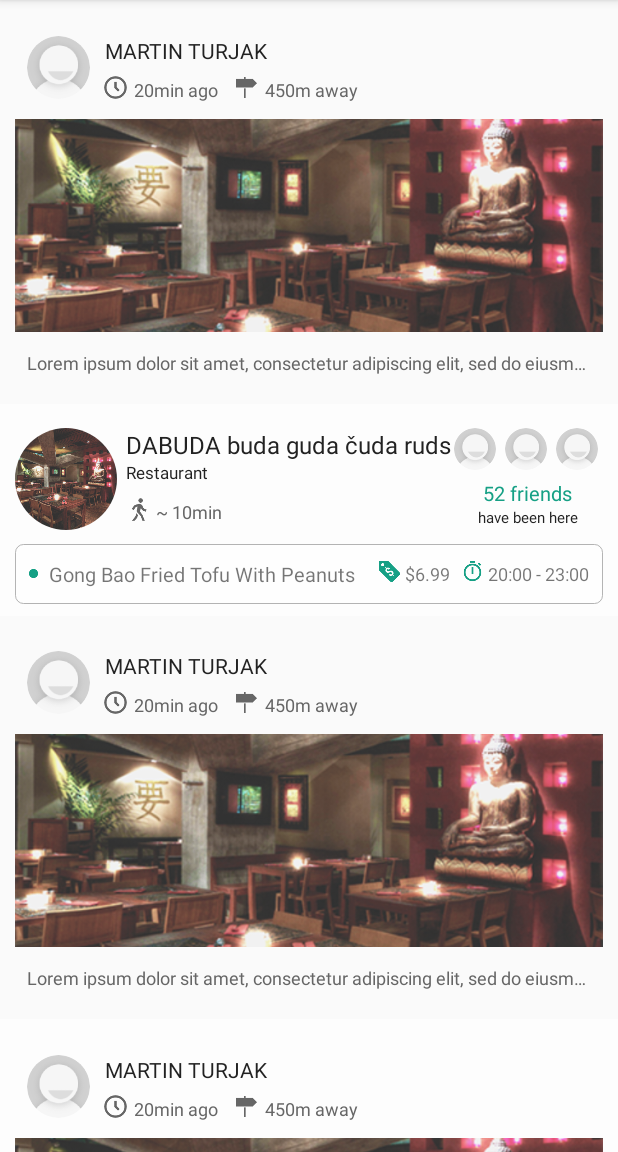
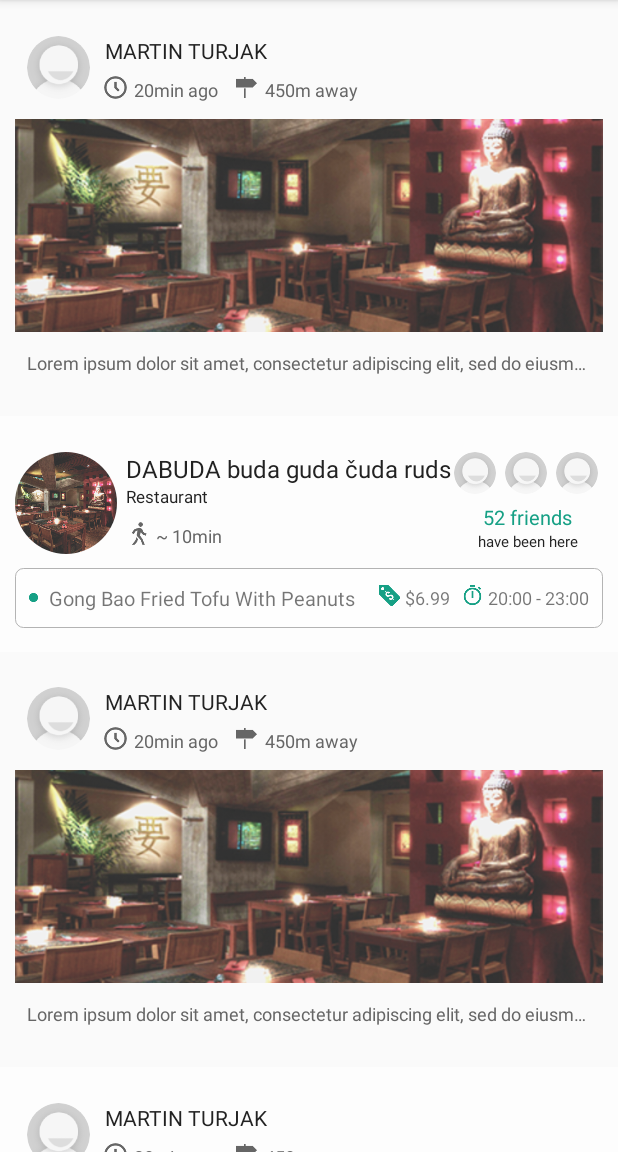
Before and after one commit to mturjak/TestNavDrawer, an Android app: the screen it shows after launch (MainActivity), on a phone screen of 412 x 824 dp, the part 84-1236 px from its top. Run offline under Robolectric (Android 15) with nearby library versions, the phone set to English and light mode, and no system bars; our stand-ins replace Picasso; libraries missing offline, so code that uses them is left out: com.makeramen; plain views replace RoundedImageView; pictures from the network do not load; 9 statements that could not run were skipped.

Commit message:
adjusted offer item padding

```diff
--- a/app/src/main/res/layout/grab_list_item.xml
+++ b/app/src/main/res/layout/grab_list_item.xml
@@ -4,7 +4,7 @@
     android:orientation="horizontal"
     android:layout_width="match_parent"
     android:layout_height="wrap_content"
-    android:paddingTop="@dimen/drawer_item_padding"
+    android:paddingTop="@dimen/grab_item_padding_top"
     android:paddingBottom="@dimen/grab_item_padding_bottom"
     android:paddingRight="@dimen/drawer_item_padding_x"
     android:paddingEnd="@dimen/drawer_item_padding_x"
--- a/app/src/main/res/values/dimens.xml
+++ b/app/src/main/res/values/dimens.xml
@@ -30,7 +30,8 @@
 
     <!-- grab list -->
     <dimen name="grab_item_size">68dp</dimen>
-    <dimen name="grab_item_padding_bottom">8dp</dimen>
+    <dimen name="grab_item_padding_top">24dp</dimen>
+    <dimen name="grab_item_padding_bottom">16dp</dimen>
 
     <!-- moment list -->
     <dimen name="user_avatar_size">42dp</dimen>
```
